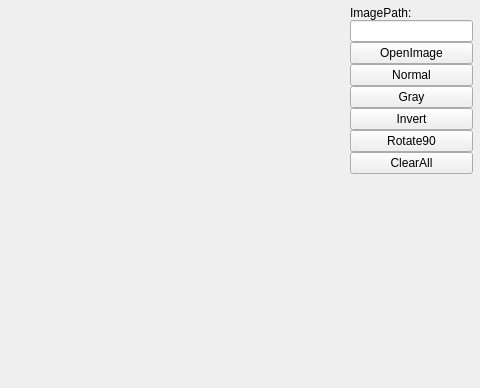
The window that sample/qtOpenGLDemo/QtDisplayWidget.ui (cfl997/CGRenderEngine2D) describes before a commit, drawn with Qt 5; both pictures show x 462 to 942 and y 0 to 388 of the 942 by 615 pixel window.
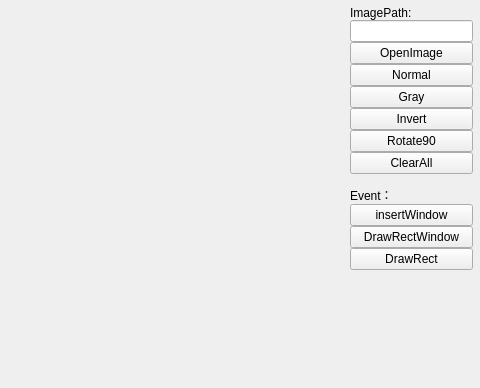
The same window after the commit.

Commit message: fix multiWindow create. fixed EventManager create method. add rectWindow event

The edit to the form file:
```diff
--- a/sample/qtOpenGLDemo/QtDisplayWidget.ui
+++ b/sample/qtOpenGLDemo/QtDisplayWidget.ui
@@ -162,6 +162,38 @@
         <property name="bottomMargin">
          <number>6</number>
         </property>
+        <item>
+         <layout class="QVBoxLayout" name="verticalLayout_4">
+          <item>
+           <widget class="QLabel" name="label_2">
+            <property name="text">
+             <string>Event：</string>
+            </property>
+           </widget>
+          </item>
+          <item>
+           <widget class="QPushButton" name="pbInsertWindow">
+            <property name="text">
+             <string>insertWindow</string>
+            </property>
+           </widget>
+          </item>
+          <item>
+           <widget class="QPushButton" name="pbDrawRectWindow">
+            <property name="text">
+             <string>DrawRectWindow</string>
+            </property>
+           </widget>
+          </item>
+          <item>
+           <widget class="QPushButton" name="pbDrawRect">
+            <property name="text">
+             <string>DrawRect</string>
+            </property>
+           </widget>
+          </item>
+         </layout>
+        </item>
         <item>
          <spacer name="verticalSpacer">
           <property name="orientation">
```
The commit also changes 25 other files.
